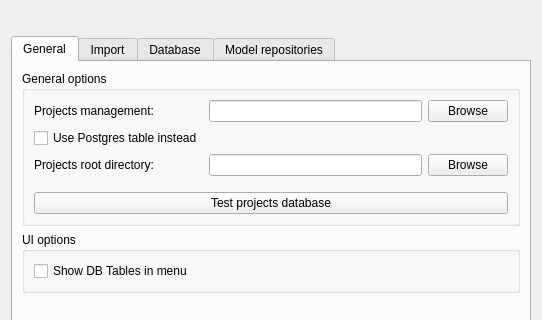
Before: the Qt Designer form ui/options.ui in veriso/veriso, drawn with Qt 5; both pictures show x 0 to 542 and y 0 to 320 of the 542 by 474 pixel window.
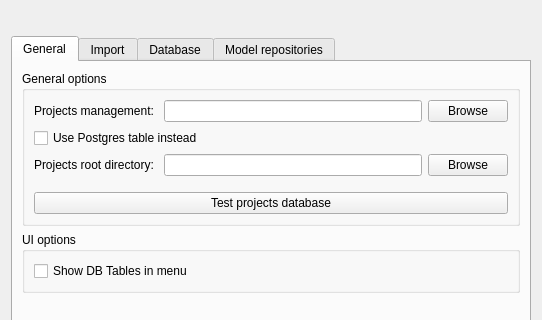
After: the same form once the commit is applied.

Commit message: Added some italian translations (#25)

```diff
--- a/ui/options.ui
+++ b/ui/options.ui
@@ -126,7 +126,7 @@
               </property>
              </widget>
             </item>
-            <item row="1" column="0">
+            <item row="1" column="0" colspan="3">
              <widget class="QCheckBox" name="chkPgProjectsDb">
               <property name="text">
                <string>Use Postgres table instead</string>
```
The commit also changes 2 other files.
